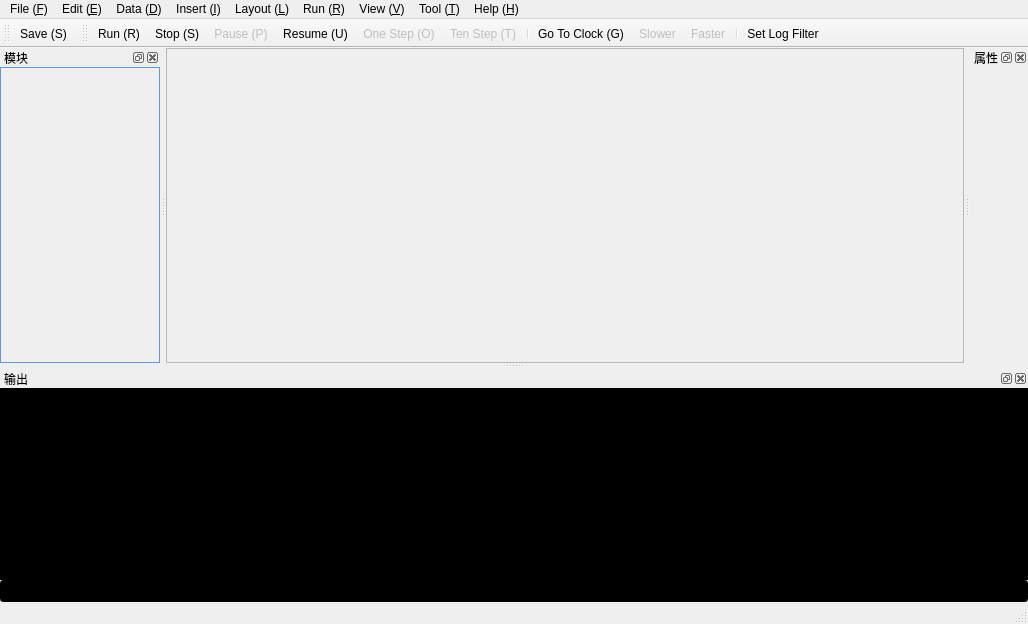
The window that mainwindow.ui (SammyEnigma/Soc-Performance-Evaluation) describes before a commit, drawn with Qt 5.
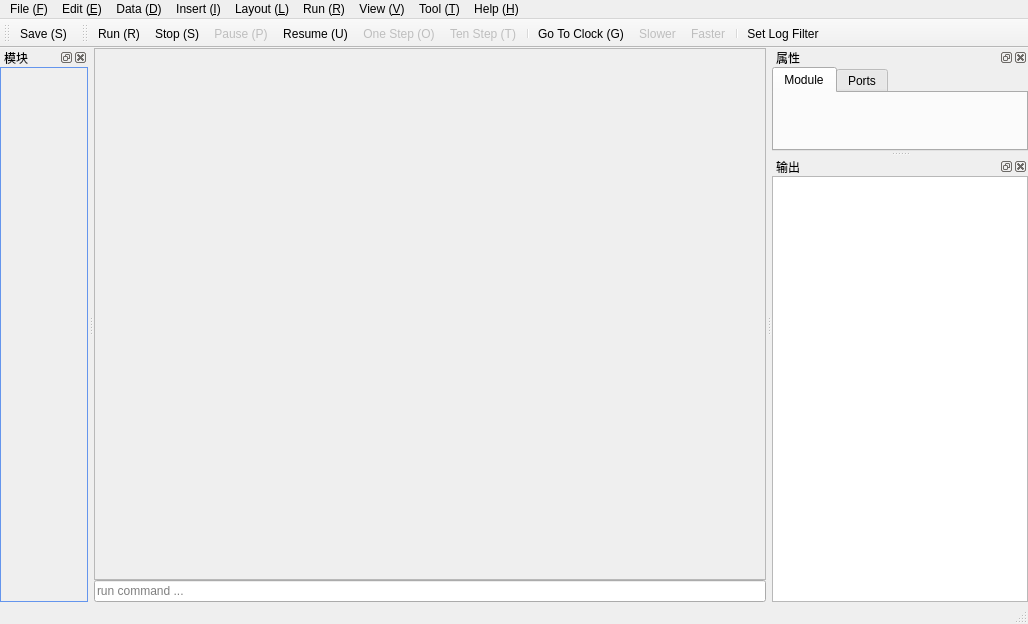
The same window after the commit. Icons and pictures are not drawn. Custom widgets are drawn as their Qt base class.

Commit message: 优化dock布局

```diff
--- a/mainwindow.ui
+++ b/mainwindow.ui
@@ -36,7 +36,7 @@
     <item>
      <layout class="QVBoxLayout" name="verticalLayout">
       <property name="spacing">
-       <number>6</number>
+       <number>0</number>
       </property>
       <property name="rightMargin">
        <number>0</number>
@@ -54,13 +54,23 @@
           <rect>
            <x>0</x>
            <y>0</y>
-           <width>782</width>
-           <height>363</height>
+           <width>711</width>
+           <height>521</height>
           </rect>
          </property>
         </widget>
        </widget>
       </item>
+      <item>
+       <widget class="QLineEdit" name="lineEdit">
+        <property name="styleSheet">
+         <string notr="true"/>
+        </property>
+        <property name="placeholderText">
+         <string>run command ...</string>
+        </property>
+       </widget>
+      </item>
      </layout>
     </item>
    </layout>
@@ -287,7 +297,7 @@
       <widget class="ShapeListWidget" name="listWidget">
        <property name="maximumSize">
         <size>
-         <width>160</width>
+         <width>88</width>
          <height>16777215</height>
         </size>
        </property>
@@ -300,18 +310,62 @@
     </layout>
    </widget>
   </widget>
-  <widget class="QDockWidget" name="dockWidget_2">
+  <widget class="QDockWidget" name="dockWidget_3">
    <property name="toolTip">
     <string>console</string>
    </property>
+   <property name="windowTitle">
+    <string>属性</string>
+   </property>
+   <attribute name="dockWidgetArea">
+    <number>2</number>
+   </attribute>
+   <widget class="QWidget" name="dockWidgetContents_8">
+    <layout class="QVBoxLayout" name="verticalLayout_5">
+     <property name="spacing">
+      <number>0</number>
+     </property>
+     <property name="leftMargin">
+      <number>0</number>
+     </property>
+     <property name="topMargin">
+      <number>0</number>
+     </property>
+     <property name="rightMargin">
+      <number>0</number>
+     </property>
+     <property name="bottomMargin">
+      <number>0</number>
+     </property>
+     <item>
+      <widget class="QTabWidget" name="tabWidget">
+       <property name="currentIndex">
+        <number>0</number>
+       </property>
+       <widget class="QWidget" name="tab">
+        <attribute name="title">
+         <string>Module</string>
+        </attribute>
+       </widget>
+       <widget class="QWidget" name="tab_2">
+        <attribute name="title">
+         <string>Ports</string>
+        </attribute>
+       </widget>
+      </widget>
+     </item>
+    </layout>
+   </widget>
+  </widget>
+  <widget class="QDockWidget" name="dockWidget_4">
    <property name="windowTitle">
     <string>输出</string>
    </property>
    <attribute name="dockWidgetArea">
-    <number>8</number>
+    <number>2</number>
    </attribute>
-   <widget class="QWidget" name="dockWidgetContents_7">
-    <layout class="QVBoxLayout" name="verticalLayout_3">
+   <widget class="QWidget" name="dockWidgetContents_9">
+    <layout class="QVBoxLayout" name="verticalLayout_4">
      <property name="spacing">
       <number>0</number>
      </property>
@@ -339,41 +393,16 @@
         <string>debug</string>
        </property>
        <property name="styleSheet">
-        <string notr="true">QPlainTextEdit {
-	background: black;
-	color: white;
-}</string>
+        <string notr="true"/>
        </property>
        <property name="maximumBlockCount">
         <number>1000</number>
        </property>
       </widget>
      </item>
-     <item>
-      <widget class="QLineEdit" name="lineEdit">
-       <property name="styleSheet">
-        <string notr="true">QLineEdit {
-	background: black;
-	color: white;
-}</string>
-       </property>
-      </widget>
-     </item>
     </layout>
    </widget>
   </widget>
-  <widget class="QDockWidget" name="dockWidget_3">
-   <property name="toolTip">
-    <string>properties</string>
-   </property>
-   <property name="windowTitle">
-    <string>属性</string>
-   </property>
-   <attribute name="dockWidgetArea">
-    <number>2</number>
-   </attribute>
-   <widget class="QWidget" name="dockWidgetContents_8"/>
-  </widget>
   <action name="actionSave">
    <property name="icon">
     <iconset resource="resources.qrc">
```
Left out of the diff: 2 changed lines with no effect on the pictures. The commit also changes 1 other file.
